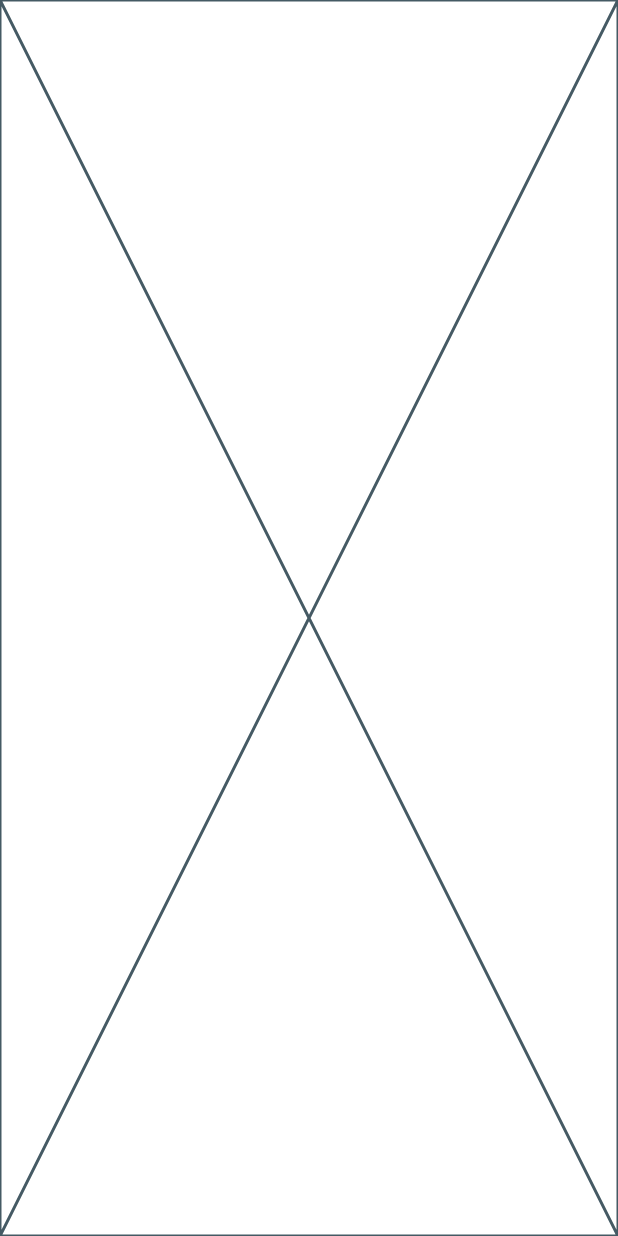
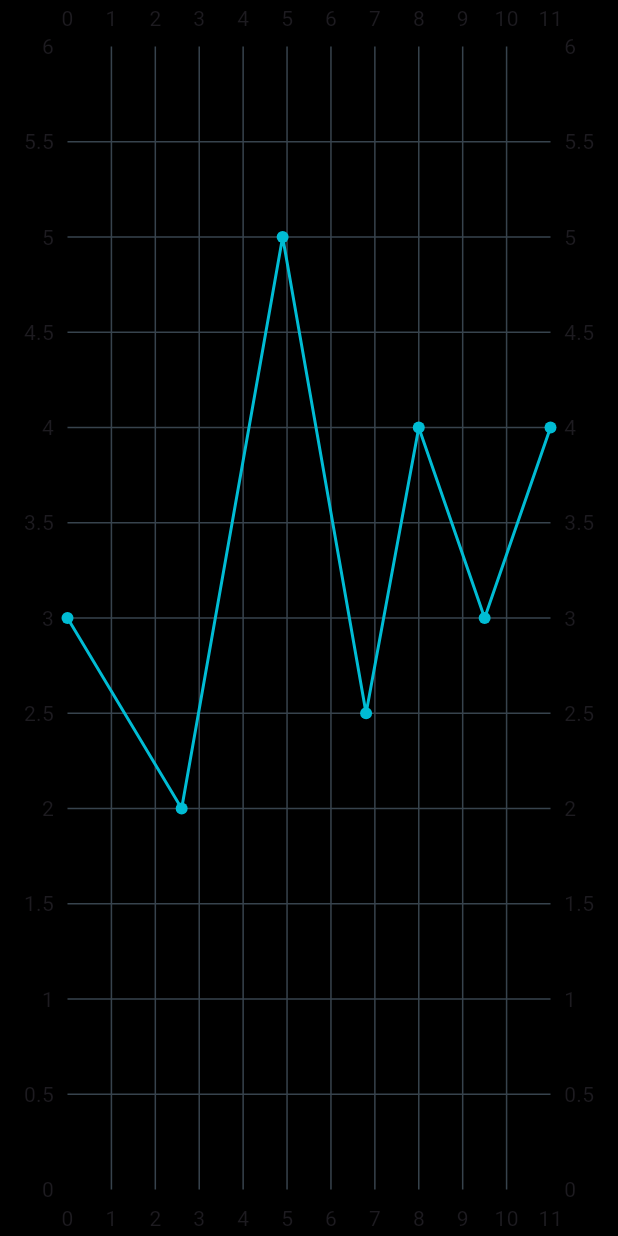
Before and after one commit to AthiraaAthi/line_chart_demo, a Flutter app: the screen it shows after launch, on a phone screen of 412 x 824 dp. Run offline on Flutter 3.47's test engine with Material 3 defaults, Android fonts, the phone set to English and light mode, and no system bars; drawn by our look-alikes of fl_chart.

Commit message:
designed the line graph

```diff
--- a/lib/main.dart
+++ b/lib/main.dart
@@ -1,4 +1,6 @@
 import 'package:flutter/material.dart';
+import 'package:line_chart_demo/view/home_screen/home.dart';
+import 'package:line_chart_demo/view/line_chart_widget/line_chart_widget.dart';
 
 void main() {
   runApp(MyApp());
@@ -9,6 +11,9 @@
 
   @override
   Widget build(BuildContext context) {
-    return const Placeholder();
+    return MaterialApp(
+      debugShowCheckedModeBanner: false,
+      home: LineChartWidget(),
+    );
   }
 }
--- /dev/null
+++ b/lib/view/home_screen/home.dart
@@ -0,0 +1,10 @@
+import 'package:flutter/material.dart';
+
+class HomeScreen extends StatelessWidget {
+  const HomeScreen({super.key});
+
+  @override
+  Widget build(BuildContext context) {
+    return Scaffold();
+  }
+}
--- /dev/null
+++ b/lib/view/line_chart_widget/line_chart_widget.dart
@@ -0,0 +1,53 @@
+import 'package:fl_chart/fl_chart.dart';
+import 'package:flutter/material.dart';
+
+class LineChartWidget extends StatelessWidget {
+  LineChartWidget({super.key});
+  final List<Color> gradientColors = [Color(0xff23b6e6), Color(0xff02d39a)];
+
+  @override
+  Widget build(BuildContext context) {
+    return SafeArea(
+      child: Scaffold(
+        backgroundColor: Colors.black,
+        body: LineChart(
+          LineChartData(
+            minX: 0,
+            maxX: 11,
+            minY: 0,
+            maxY: 6,
+            gridData: FlGridData(
+              show: true,
+              getDrawingHorizontalLine: (value) {
+                return FlLine(
+                  color: Color(0xff37434d),
+                  strokeWidth: 1,
+                );
+              },
+              drawVerticalLine: true,
+              getDrawingVerticalLine: (value) {
+                return FlLine(
+                  color: Color(0xff37434d),
+                  strokeWidth: 1,
+                );
+              },
+            ),
+            lineBarsData: [
+              LineChartBarData(
+                spots: [
+                  FlSpot(0, 3),
+                  FlSpot(2.6, 2),
+                  FlSpot(4.9, 5),
+                  FlSpot(6.8, 2.5),
+                  FlSpot(8, 4),
+                  FlSpot(9.5, 3),
+                  FlSpot(11, 4),
+                ],
+              )
+            ],
+          ),
+        ),
+      ),
+    );
+  }
+}
--- a/pubspec.yaml
+++ b/pubspec.yaml
@@ -35,6 +35,7 @@
   # The following adds the Cupertino Icons font to your application.
   # Use with the CupertinoIcons class for iOS style icons.
   cupertino_icons: ^1.0.6
+  fl_chart: ^0.67.0
 
 dev_dependencies:
   flutter_test:
```
Also changed, not shown: pubspec.lock.
